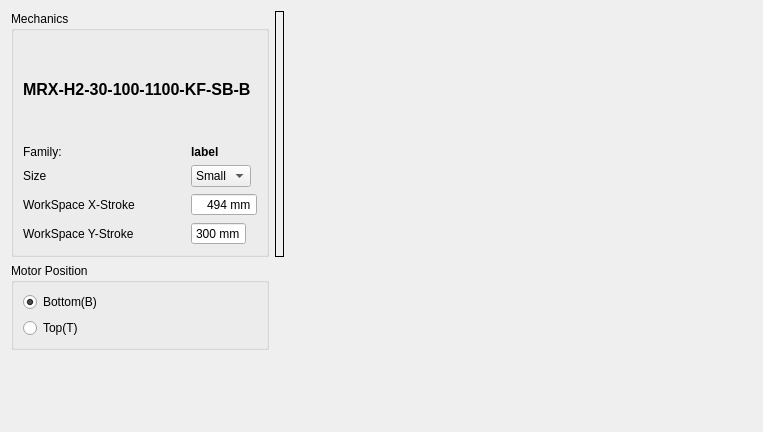
This is source/wnd/h2configuration.ui in ww4u/mct-t4 as Qt 5 draws it before an edit. The edited form follows.
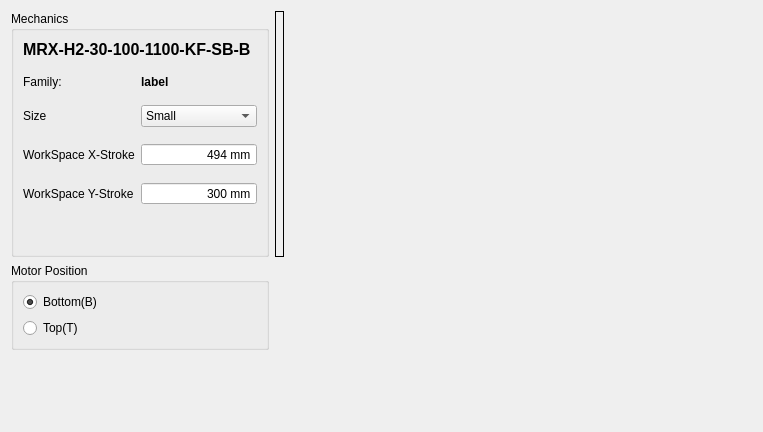
This is the edited form. Icons and pictures are not drawn.

```diff
--- a/source/wnd/h2configuration.ui
+++ b/source/wnd/h2configuration.ui
@@ -58,14 +58,30 @@
       <string>Mechanics</string>
      </property>
      <layout class="QGridLayout" name="gridLayout_3">
-      <item row="5" column="0">
+      <property name="verticalSpacing">
+       <number>16</number>
+      </property>
+      <item row="4" column="0">
        <widget class="QLabel" name="workSpaceStrokeXLabel">
         <property name="text">
          <string>WorkSpace X-Stroke</string>
         </property>
        </widget>
       </item>
-      <item row="6" column="0">
+      <item row="2" column="1">
+       <widget class="QLabel" name="label_family">
+        <property name="font">
+         <font>
+          <weight>75</weight>
+          <bold>true</bold>
+         </font>
+        </property>
+        <property name="text">
+         <string>label</string>
+        </property>
+       </widget>
+      </item>
+      <item row="5" column="0">
        <widget class="QLabel" name="workSpaceStrokeYLabel">
         <property name="text">
          <string>WorkSpace Y-Stroke</string>
@@ -73,6 +89,13 @@
        </widget>
       </item>
       <item row="3" column="0">
+       <widget class="QLabel" name="sizeLabel">
+        <property name="text">
+         <string>Size</string>
+        </property>
+       </widget>
+      </item>
+      <item row="2" column="0">
        <widget class="QLabel" name="label_2">
         <property name="sizePolicy">
          <sizepolicy hsizetype="Preferred" vsizetype="Fixed">
@@ -85,10 +108,10 @@
         </property>
        </widget>
       </item>
-      <item row="1" column="0" colspan="2">
+      <item row="0" column="0" colspan="2">
        <widget class="QLabel" name="label_model">
         <property name="sizePolicy">
-         <sizepolicy hsizetype="Preferred" vsizetype="Fixed">
+         <sizepolicy hsizetype="Preferred" vsizetype="Preferred">
           <horstretch>0</horstretch>
           <verstretch>0</verstretch>
          </sizepolicy>
@@ -105,27 +128,7 @@
         </property>
        </widget>
       </item>
-      <item row="4" column="0">
-       <widget class="QLabel" name="sizeLabel">
-        <property name="text">
-         <string>Size</string>
-        </property>
-       </widget>
-      </item>
-      <item row="3" column="1">
-       <widget class="QLabel" name="label_family">
-        <property name="font">
-         <font>
-          <weight>75</weight>
-          <bold>true</bold>
-         </font>
-        </property>
-        <property name="text">
-         <string>label</string>
-        </property>
-       </widget>
-      </item>
-      <item row="5" column="1" colspan="2">
+      <item row="4" column="1" colspan="2">
        <widget class="QSpinBox" name="spinBox_X">
         <property name="sizePolicy">
          <sizepolicy hsizetype="Preferred" vsizetype="Fixed">
@@ -146,7 +149,7 @@
          <number>0</number>
         </property>
         <property name="maximum">
-         <number>494</number>
+         <number>10000</number>
         </property>
         <property name="singleStep">
          <number>10</number>
@@ -156,10 +159,10 @@
         </property>
        </widget>
       </item>
-      <item row="6" column="1" colspan="2">
+      <item row="5" column="1" colspan="2">
        <widget class="QSpinBox" name="spinBox_Y">
         <property name="sizePolicy">
-         <sizepolicy hsizetype="Fixed" vsizetype="Fixed">
+         <sizepolicy hsizetype="Preferred" vsizetype="Fixed">
           <horstretch>0</horstretch>
           <verstretch>0</verstretch>
          </sizepolicy>
@@ -177,7 +180,7 @@
          <number>0</number>
         </property>
         <property name="maximum">
-         <number>770</number>
+         <number>10000</number>
         </property>
         <property name="singleStep">
          <number>10</number>
@@ -187,36 +190,10 @@
         </property>
        </widget>
       </item>
-      <item row="2" column="0" colspan="2">
-       <spacer name="verticalSpacer_2">
-        <property name="orientation">
-         <enum>Qt::Vertical</enum>
-        </property>
-        <property name="sizeHint" stdset="0">
-         <size>
-          <width>20</width>
-          <height>40</height>
-         </size>
-        </property>
-       </spacer>
-      </item>
-      <item row="0" column="0" colspan="2">
-       <spacer name="verticalSpacer_3">
-        <property name="orientation">
-         <enum>Qt::Vertical</enum>
-        </property>
-        <property name="sizeHint" stdset="0">
-         <size>
-          <width>20</width>
-          <height>40</height>
-         </size>
-        </property>
-       </spacer>
-      </item>
-      <item row="4" column="1">
+      <item row="3" column="1" colspan="2">
        <widget class="QComboBox" name="sizeComboBox">
         <property name="sizePolicy">
-         <sizepolicy hsizetype="Fixed" vsizetype="Fixed">
+         <sizepolicy hsizetype="Preferred" vsizetype="Fixed">
           <horstretch>0</horstretch>
           <verstretch>0</verstretch>
          </sizepolicy>
@@ -224,6 +201,12 @@
         <property name="editable">
          <bool>false</bool>
         </property>
+        <property name="iconSize">
+         <size>
+          <width>16</width>
+          <height>16</height>
+         </size>
+        </property>
         <item>
          <property name="text">
           <string>Small</string>
@@ -236,6 +219,19 @@
         </item>
        </widget>
       </item>
+      <item row="6" column="0" colspan="2">
+       <spacer name="verticalSpacer_2">
+        <property name="orientation">
+         <enum>Qt::Vertical</enum>
+        </property>
+        <property name="sizeHint" stdset="0">
+         <size>
+          <width>20</width>
+          <height>40</height>
+         </size>
+        </property>
+       </spacer>
+      </item>
      </layout>
     </widget>
    </item>
```
Left out of the diff: 9 changed lines with no effect on the pictures.
